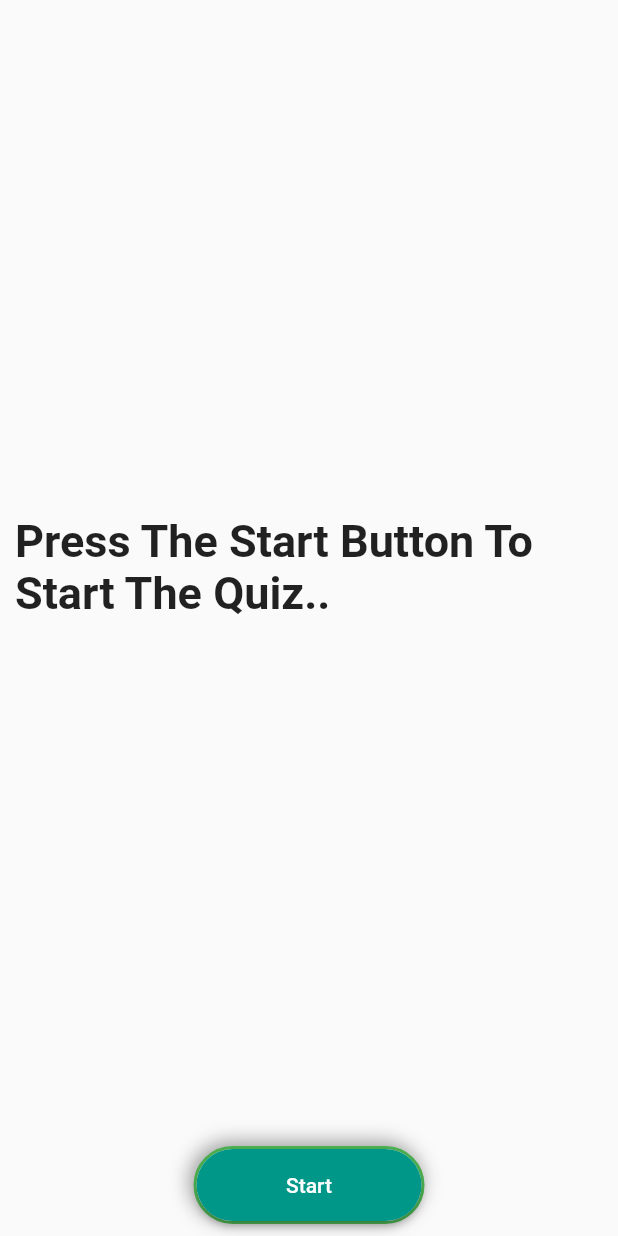
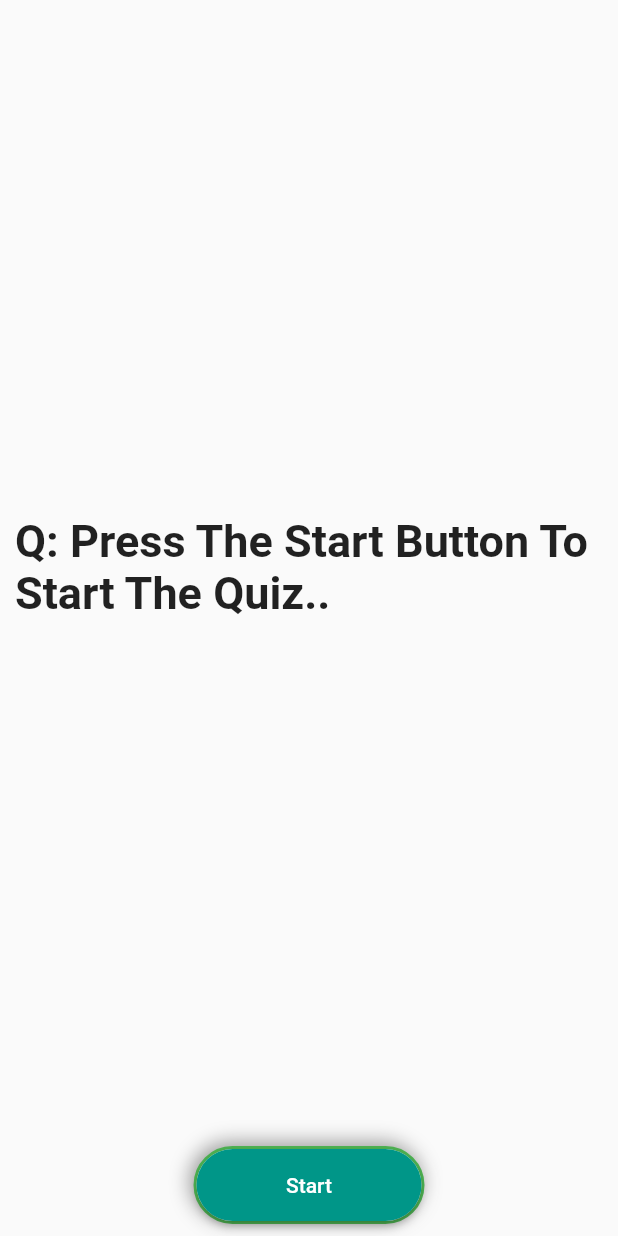
Before and after one commit to shubhamgitvns/Quiz_App, a Flutter app: the QuizApp widget shown alone on an empty page, opened directly, on a phone screen of 412 x 824 dp. Run offline on Flutter 3.47's test engine with Material 2 defaults, Android fonts, the phone set to English and light mode, and no system bars; network calls fail.

Commit message:
Modify UI and Fun() in the app

```diff
--- a/lib/quizapp.dart
+++ b/lib/quizapp.dart
@@ -15,7 +15,7 @@ class QuizApp extends StatefulWidget {
 class _QuizAppState extends State<QuizApp> {
   List<Question> questions = [];
   Question? currentquestion; // create the question variable
-  String link =Utilities.currentpath;
+  String link = Utilities.currentpath;
   dynamic data;
   int counter = -1, n = -1;
   int _selectedOption = 0;
@@ -76,7 +76,7 @@ class _QuizAppState extends State<QuizApp> {
     return SafeArea(
       child: Column(
         mainAxisAlignment: MainAxisAlignment.center,
-        crossAxisAlignment: CrossAxisAlignment.stretch,
+        crossAxisAlignment: CrossAxisAlignment.center,
         children: [
           // Row(
           //   mainAxisAlignment: MainAxisAlignment.center,
@@ -115,7 +115,7 @@ class _QuizAppState extends State<QuizApp> {
               padding: const EdgeInsets.all(10.0),
               child: Center(
                 child: Text(
-                  question,
+                  'Q: $question',
                   style: TextStyle(fontSize: 30, fontWeight: FontWeight.bold),
                 ),
               ),
@@ -129,7 +129,7 @@ class _QuizAppState extends State<QuizApp> {
               child: Center(
                 child: GridView.count(
                   crossAxisCount: 2,
-                  childAspectRatio: 3.0,
+                  childAspectRatio: 1.0,
                   padding: const EdgeInsets.all(10.0),
                   children: <Widget>[
                     RadioListTile(
@@ -215,14 +215,15 @@ class _QuizAppState extends State<QuizApp> {
                           startTimer();
                           showrnot = true;
                           Test_start = true;
+
                           //<<<<<<<<<<Start to submit  button change >>>>>>>>>>>>>>>>//
-
                           if (counter >= -1) {
                             buttonlevel = "Submit";
                             buttoncolorred = Colors.lightGreen.shade600;
                           }
 
                           //<<<<<<<<<<Start the test then button text and color is change>>>>>>>>>>>>>>>>//
+
                           if (counter == -1) {
                             //*******if question start than question is downloaded**********************
 
@@ -326,6 +327,8 @@ class _QuizAppState extends State<QuizApp> {
 
                             //create the question array length
                             n = data.length;
+                            buttonlevel = "Submit";
+                            buttoncolorred = Colors.lightGreen.shade600;
                             for (int i = 0; i <= n - 1; i++) {
                               question = data[i]["question"];
                               opt1 = data[i]["opta"];
@@ -357,11 +360,11 @@ class _QuizAppState extends State<QuizApp> {
 //<<<<<<<<<<<<<<<<<<<<<<<<<<Restart condition>>>>>>>>>>>>>>>>>.//
                           if (counter >= n) {
                             setState(() {});
-                            _timer.cancel();
+                            //_timer.cancel();
                             //startTimer();
                             print("Test over");
-                            Center(child: Text("$_Counter"));
-                            question = "Test over correct answer=$point";
+                            question =
+                                "Test Over Correct Answer=$point";
                             opt1 = "";
                             opt2 = "";
                             opt3 = "";
@@ -371,8 +374,11 @@ class _QuizAppState extends State<QuizApp> {
                             counter = -1;
                             buttonlevel = "Restart";
                             buttoncolorred = Colors.red;
+                            scores.clear();
                             return;
+
                           } //<<<<<<<<<<<<<<<<<<<<<<<<<<Restart condition end>>>>>>>>>>>>>>>>>.//
+
 
                           currentquestion = questions[counter];
                           question = currentquestion!.question;
--- a/lib/stateless.dart
+++ b/lib/stateless.dart
@@ -93,6 +93,7 @@ class QuizOne extends StatelessWidget {
                         child: Image.network("http://directsell.biz/json/python.jpg",
                             height: 100, width: 100),
                       ),
+
                     ),
                   ),
                   Container(
```
